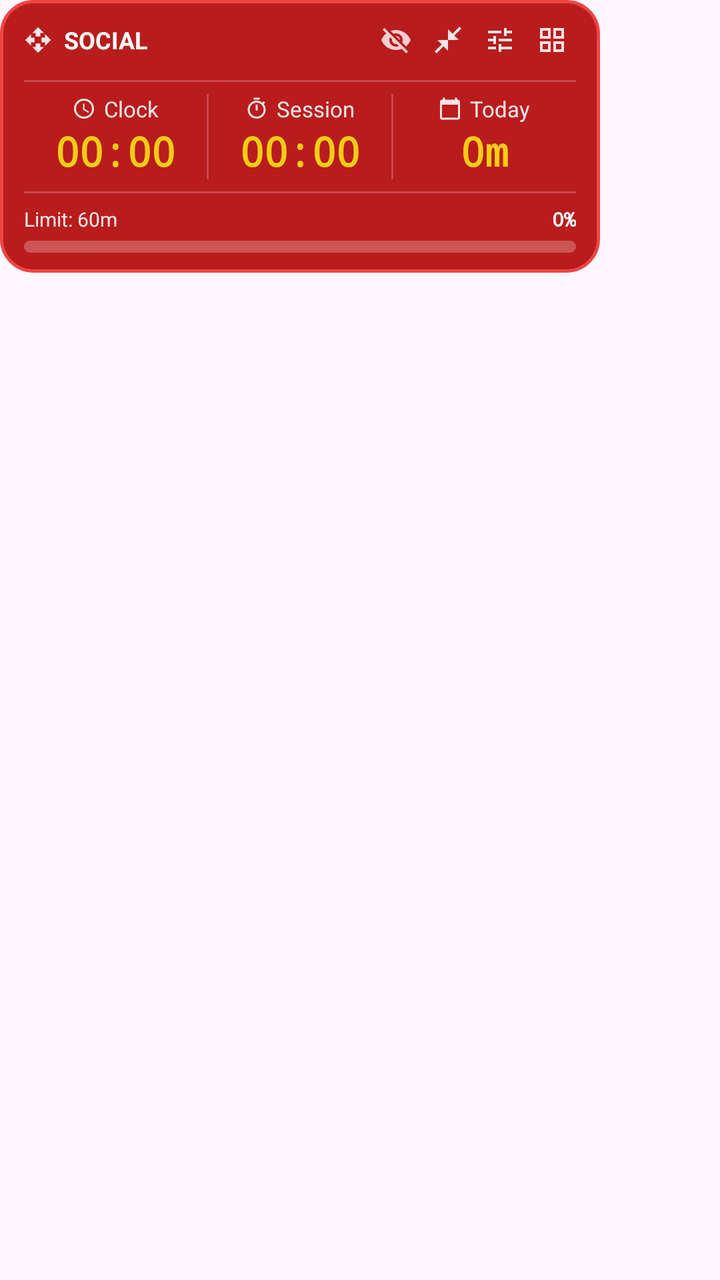
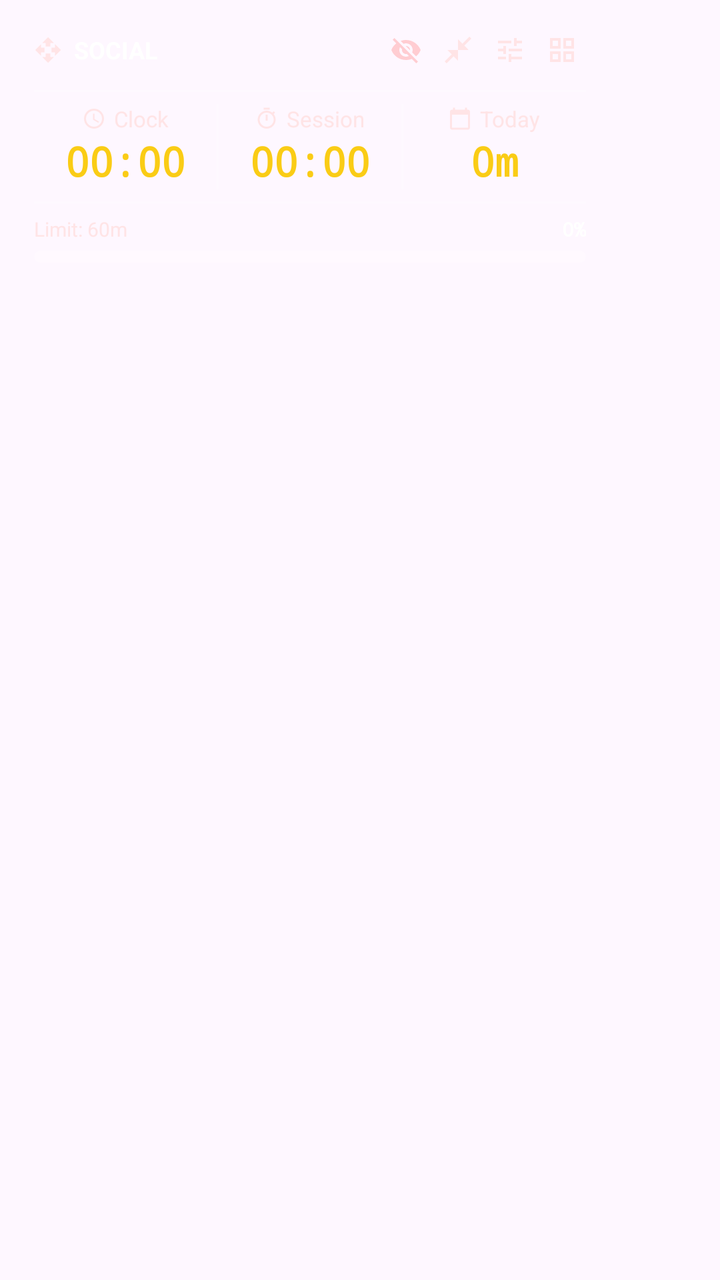

Before-and-after screenshots of an Android layout around one commit, followed by the original layout XML and the change that was made.
<!-- AndroidManifest.xml: application theme Theme.FocusRed -->
<!-- res/layout/layout_floating_timer.xml -->
<?xml version="1.0" encoding="utf-8"?>
<FrameLayout xmlns:android="http://schemas.android.com/apk/res/android"
    android:layout_width="wrap_content"
    android:layout_height="wrap_content">

    <LinearLayout
        android:id="@+id/card"
        android:layout_width="300dp"
        android:layout_height="wrap_content"
        android:orientation="vertical"
        android:background="@drawable/bg_floating_timer_red"
        android:paddingHorizontal="12dp"
        android:paddingVertical="8dp">

        
        <LinearLayout
            android:layout_width="match_parent"
            android:layout_height="wrap_content"
            android:orientation="horizontal"
            android:gravity="center_vertical">

            <ImageView
                android:layout_width="14dp"
                android:layout_height="14dp"
                android:src="@drawable/ic_drag"
                android:importantForAccessibility="no" />

            <TextView
                android:id="@+id/tv_app_name"
                android:layout_width="wrap_content"
                android:layout_height="wrap_content"
                android:layout_marginStart="6dp"
                android:maxLines="1"
                android:text="SOCIAL"
                android:textColor="#FFFFFFFF"
                android:textSize="12sp"
                android:textStyle="bold" />

            <TextView
                android:id="@+id/tv_over_limit"
                android:layout_width="wrap_content"
                android:layout_height="wrap_content"
                android:layout_marginStart="6dp"
                android:background="@drawable/bg_badge_over_limit"
                android:drawableStart="@drawable/ic_warning"
                android:drawablePadding="3dp"
                android:gravity="center_vertical"
                android:paddingHorizontal="5dp"
                android:paddingVertical="1dp"
                android:text="Over Limit"
                android:textColor="#FFFCD34D"
                android:textSize="9sp"
                android:textStyle="bold"
                android:visibility="gone" />

            <Space
                android:layout_width="0dp"
                android:layout_height="0dp"
                android:layout_weight="1" />

            <ImageView
                android:id="@+id/btn_snooze"
                style="@style/OverlayIconButton"
                android:src="@drawable/ic_eye_off"
                android:contentDescription="Hide 30s" />

            <ImageView
                android:id="@+id/btn_minimize"
                style="@style/OverlayIconButton"
                android:src="@drawable/ic_minimize"
                android:contentDescription="Minimize timer" />

            <ImageView
                android:id="@+id/btn_settings"
                style="@style/OverlayIconButton"
                android:src="@drawable/ic_tune"
                android:contentDescription="Floating timer controls" />

            <ImageView
                android:id="@+id/btn_dashboard"
                style="@style/OverlayIconButton"
                android:src="@drawable/ic_dashboard"
                android:contentDescription="Open dashboard" />
        </LinearLayout>

        <View
            style="@style/OverlayDivider"
            android:layout_marginTop="8dp" />

        
        <LinearLayout
            android:layout_width="match_parent"
            android:layout_height="wrap_content"
            android:layout_marginTop="6dp"
            android:orientation="horizontal">

            <LinearLayout
                android:layout_width="0dp"
                android:layout_height="wrap_content"
                android:layout_weight="1"
                android:orientation="vertical"
                android:gravity="center">
                <TextView
                    style="@style/OverlayLabel"
                    android:drawableStart="@drawable/ic_schedule"
                    android:drawablePadding="4dp"
                    android:gravity="center_vertical"
                    android:text="Clock" />
                <TextView
                    android:id="@+id/tv_clock_time"
                    style="@style/OverlayMetric"
                    android:text="00:00" />
            </LinearLayout>

            <View
                android:layout_width="1dp"
                android:layout_height="match_parent"
                android:background="#33FFFFFF" />

            <LinearLayout
                android:layout_width="0dp"
                android:layout_height="wrap_content"
                android:layout_weight="1"
                android:orientation="vertical"
                android:gravity="center">
                <TextView
                    style="@style/OverlayLabel"
                    android:drawableStart="@drawable/ic_stopwatch"
                    android:drawablePadding="4dp"
                    android:gravity="center_vertical"
                    android:text="Session" />
                <TextView
                    android:id="@+id/tv_session_time"
                    style="@style/OverlayMetric"
                    android:text="00:00" />
            </LinearLayout>

            <View
                android:layout_width="1dp"
                android:layout_height="match_parent"
                android:background="#33FFFFFF" />

            <LinearLayout
                android:layout_width="0dp"
                android:layout_height="wrap_content"
                android:layout_weight="1"
                android:orientation="vertical"
                android:gravity="center">
                <TextView
                    style="@style/OverlayLabel"
                    android:drawableStart="@drawable/ic_calendar"
                    android:drawablePadding="4dp"
                    android:gravity="center_vertical"
                    android:text="Today" />
                <TextView
                    android:id="@+id/tv_today_time"
                    style="@style/OverlayMetric"
                    android:text="0m" />
            </LinearLayout>
        </LinearLayout>

        
        <LinearLayout
            android:id="@+id/limit_section"
            android:layout_width="match_parent"
            android:layout_height="wrap_content"
            android:orientation="vertical">

            <View
                style="@style/OverlayDivider"
                android:layout_marginTop="6dp" />

            <LinearLayout
                android:layout_width="match_parent"
                android:layout_height="wrap_content"
                android:layout_marginTop="6dp"
                android:orientation="horizontal">
                <TextView
                    android:id="@+id/tv_limit"
                    style="@style/OverlayLabel"
                    android:layout_width="0dp"
                    android:layout_weight="1"
                    android:text="Limit: 60m"
                    android:textSize="10sp" />
                <TextView
                    android:id="@+id/tv_limit_percent"
                    style="@style/OverlayValue"
                    android:text="0%"
                    android:textSize="10sp" />
            </LinearLayout>

            <ProgressBar
                android:id="@+id/limit_progress"
                style="?android:attr/progressBarStyleHorizontal"
                android:layout_width="match_parent"
                android:layout_height="6dp"
                android:layout_marginTop="4dp"
                android:layout_marginBottom="2dp"
                android:minHeight="6dp"
                android:maxHeight="6dp"
                android:max="100"
                android:progressDrawable="@drawable/progress_limit_yellow" />
        </LinearLayout>

        
        <LinearLayout
            android:id="@+id/settings_panel"
            android:layout_width="match_parent"
            android:layout_height="wrap_content"
            android:orientation="vertical"
            android:visibility="gone">

            <View
                style="@style/OverlayDivider"
                android:layout_marginTop="8dp" />

            <LinearLayout
                android:layout_width="match_parent"
                android:layout_height="wrap_content"
                android:layout_marginTop="8dp"
                android:gravity="center_vertical"
                android:orientation="horizontal">
                <TextView
                    android:id="@+id/tv_opacity"
                    style="@style/OverlayLabel"
                    android:layout_width="0dp"
                    android:layout_weight="1"
                    android:text="Opacity: 75%" />
                <TextView android:id="@+id/chip_opacity_40" style="@style/OverlayChip" android:text="40%" />
                <TextView android:id="@+id/chip_opacity_60" style="@style/OverlayChip" android:text="60%" />
                <TextView android:id="@+id/chip_opacity_75" style="@style/OverlayChip" android:text="75%" />
                <TextView android:id="@+id/chip_opacity_95" style="@style/OverlayChip" android:text="95%" />
            </LinearLayout>

            <SeekBar
                android:id="@+id/seek_opacity"
                android:layout_width="match_parent"
                android:layout_height="wrap_content"
                android:layout_marginTop="4dp"
                android:max="80"
                android:progressBackgroundTint="#66FFFFFF"
                android:progressTint="#FFFFFFFF"
                android:thumbTint="#FFFFFFFF" />

            <LinearLayout
                android:layout_width="match_parent"
                android:layout_height="wrap_content"
                android:layout_marginTop="4dp"
                android:gravity="center_vertical"
                android:orientation="horizontal">
                <TextView
                    style="@style/OverlayLabel"
                    android:layout_width="0dp"
                    android:layout_weight="1"
                    android:text="Pulse:" />
                <TextView android:id="@+id/chip_pulse_on" style="@style/OverlayChip" android:text="On" />
                <TextView android:id="@+id/chip_pulse_off" style="@style/OverlayChip" android:text="Off" />
            </LinearLayout>

            <LinearLayout
                android:layout_width="match_parent"
                android:layout_height="wrap_content"
                android:layout_marginTop="4dp"
                android:gravity="center_vertical"
                android:orientation="horizontal">
                <TextView
                    style="@style/OverlayLabel"
                    android:layout_width="0dp"
                    android:layout_weight="1"
                    android:text="Daily limit:" />
                <LinearLayout
                    android:layout_width="wrap_content"
                    android:layout_height="wrap_content"
                    android:background="@drawable/bg_overlay_stepper"
                    android:gravity="center_vertical"
                    android:orientation="horizontal">
                    <TextView
                        android:id="@+id/btn_limit_minus"
                        android:layout_width="32dp"
                        android:layout_height="28dp"
                        android:background="@drawable/bg_overlay_icon_button"
                        android:contentDescription="Decrease daily limit"
                        android:gravity="center"
                        android:text="−"
                        android:textColor="#FFFFE4E6"
                        android:textSize="16sp" />
                    <TextView
                        android:id="@+id/tv_limit_value"
                        style="@style/OverlayValue"
                        android:gravity="center"
                        android:minWidth="52dp"
                        android:text="60m"
                        android:textSize="12sp" />
                    <TextView
                        android:id="@+id/btn_limit_plus"
                        android:layout_width="32dp"
                        android:layout_height="28dp"
                        android:background="@drawable/bg_overlay_icon_button"
                        android:contentDescription="Increase daily limit"
                        android:gravity="center"
                        android:text="+"
                        android:textColor="#FFFFE4E6"
                        android:textSize="16sp" />
                </LinearLayout>
            </LinearLayout>

            <LinearLayout
                android:layout_width="match_parent"
                android:layout_height="wrap_content"
                android:layout_marginTop="8dp"
                android:gravity="center_vertical"
                android:orientation="horizontal">
                <TextView
                    style="@style/OverlayLabel"
                    android:layout_width="0dp"
                    android:layout_weight="1"
                    android:text="Hide briefly:" />
                <TextView android:id="@+id/chip_hide_15" style="@style/OverlayChip" android:text="15s" />
                <TextView android:id="@+id/chip_hide_30" style="@style/OverlayChip" android:text="30s" />
                <TextView android:id="@+id/chip_hide_60" style="@style/OverlayChip" android:text="60s" />
            </LinearLayout>

            <TextView
                android:id="@+id/btn_open_dashboard"
                android:layout_width="match_parent"
                android:layout_height="wrap_content"
                android:layout_marginTop="10dp"
                android:layout_marginBottom="2dp"
                android:background="@drawable/bg_overlay_button"
                android:gravity="center"
                android:paddingVertical="8dp"
                android:text="Open In-App Dashboard"
                android:textColor="#FFFFFFFF"
                android:textSize="12sp"
                android:textStyle="bold" />
        </LinearLayout>
    </LinearLayout>

    
    <LinearLayout
        android:id="@+id/pill"
        android:layout_width="wrap_content"
        android:layout_height="wrap_content"
        android:background="@drawable/bg_floating_pill"
        android:orientation="vertical"
        android:paddingHorizontal="12dp"
        android:paddingVertical="6dp"
        android:visibility="gone">

        <LinearLayout
            android:layout_width="wrap_content"
            android:layout_height="wrap_content"
            android:gravity="center_vertical"
            android:orientation="horizontal">

            <TextView
                android:id="@+id/tv_pill_clock"
                style="@style/OverlayPillValue"
                android:drawableStart="@drawable/ic_schedule"
                android:text="00:00" />

            <View style="@style/OverlayPillDivider" />

            <TextView
                android:id="@+id/tv_pill_time"
                style="@style/OverlayPillValue"
                android:drawableStart="@drawable/ic_stopwatch"
                android:text="00:00" />

            <View style="@style/OverlayPillDivider" />

            <TextView
                android:id="@+id/tv_pill_today"
                style="@style/OverlayPillValue"
                android:drawableStart="@drawable/ic_calendar"
                android:text="0m" />

            <ImageView
                android:id="@+id/btn_expand"
                style="@style/OverlayIconButton"
                android:layout_marginStart="4dp"
                android:src="@drawable/ic_expand"
                android:contentDescription="Expand timer" />
        </LinearLayout>

        <ProgressBar
            android:id="@+id/pill_limit_progress"
            style="?android:attr/progressBarStyleHorizontal"
            android:layout_width="match_parent"
            android:layout_height="3dp"
            android:layout_marginTop="3dp"
            android:layout_marginBottom="1dp"
            android:minHeight="3dp"
            android:maxHeight="3dp"
            android:max="100"
            android:progressDrawable="@drawable/progress_limit_yellow" />
    </LinearLayout>
</FrameLayout>
<!-- resources referenced by this layout -->
<resources>
  <!-- drawable bg_badge_over_limit (drawable) -->
  <?xml version="1.0" encoding="utf-8"?>
  <shape xmlns:android="http://schemas.android.com/apk/res/android"
      android:shape="rectangle">
      <solid android:color="#99451A03" />
      <corners android:radius="6dp" />
      <stroke
          android:width="1dp"
          android:color="#99F59E0B" />
  </shape>
  <!-- drawable bg_floating_pill (drawable) -->
  <?xml version="1.0" encoding="utf-8"?>
  <shape xmlns:android="http://schemas.android.com/apk/res/android"
      android:shape="rectangle">
      <solid android:color="#FFB91C1C" />
      <corners android:radius="20dp" />
      <stroke
          android:width="1.5dp"
          android:color="#FFEF4444" />
  </shape>
  <!-- drawable bg_floating_timer_red (drawable) -->
  <?xml version="1.0" encoding="utf-8"?>
  <shape xmlns:android="http://schemas.android.com/apk/res/android"
      android:shape="rectangle">
      <solid android:color="#FFB91C1C" />
      <corners android:radius="16dp" />
      <stroke
          android:width="1.5dp"
          android:color="#FFEF4444" />
  </shape>
  <!-- drawable bg_overlay_stepper (drawable) -->
  <?xml version="1.0" encoding="utf-8"?>
  <shape xmlns:android="http://schemas.android.com/apk/res/android"
      android:shape="rectangle">
      <solid android:color="#26000000" />
      <corners android:radius="8dp" />
      <stroke
          android:width="1dp"
          android:color="#33FFFFFF" />
  </shape>
  <!-- drawable ic_warning (drawable) -->
  <?xml version="1.0" encoding="utf-8"?>
  <vector xmlns:android="http://schemas.android.com/apk/res/android"
      android:width="10dp" android:height="10dp"
      android:viewportWidth="24" android:viewportHeight="24">
      <path android:fillColor="#FFFCD34D"
          android:pathData="M1,21h22L12,2 1,21zM13,18h-2v-2h2v2zM13,14h-2v-4h2v4z" />
  </vector>
  <style name="OverlayDivider">
          <item name="android:layout_width">match_parent</item>
          <item name="android:layout_height">1dp</item>
          <item name="android:background">#33FFFFFF</item>
      </style>
  <style name="OverlayIconButton">
          <item name="android:layout_width">24dp</item>
          <item name="android:layout_height">24dp</item>
          <item name="android:layout_marginStart">2dp</item>
          <item name="android:padding">4dp</item>
          <item name="android:background">@drawable/bg_overlay_icon_button</item>
      </style>
  <style name="OverlayLabel">
          <item name="android:layout_width">wrap_content</item>
          <item name="android:layout_height">wrap_content</item>
          <item name="android:textColor">#FFFFE4E6</item>
          <item name="android:textSize">11sp</item>
      </style>
  <style name="OverlayPillDivider">
          <item name="android:layout_width">1dp</item>
          <item name="android:layout_height">12dp</item>
          <item name="android:layout_marginHorizontal">7dp</item>
          <item name="android:background">#66FFFFFF</item>
      </style>
  <style name="OverlayPillValue" parent="OverlayValue">
          <item name="android:drawablePadding">3dp</item>
          <item name="android:gravity">center_vertical</item>
          <item name="android:maxLines">1</item>
          <item name="android:textColor">@color/overlay_yellow</item>
          <item name="android:textSize">13sp</item>
      </style>
  <style name="OverlayValue">
          <item name="android:layout_width">wrap_content</item>
          <item name="android:layout_height">wrap_content</item>
          <item name="android:textColor">#FFFFFFFF</item>
          <item name="android:fontFamily">monospace</item>
          <item name="android:textStyle">bold</item>
      </style>
  <style name="Theme.FocusRed" parent="Theme.Material3.DayNight">
          <item name="colorPrimary">#B91C1C</item>
          <item name="colorOnPrimary">#FFFFFF</item>
      </style>
  <color name="overlay_yellow">#FFFACC15</color>
  <!-- unchanged entries left out for length: 15 -->
</resources>

<!-- the commit's change to res/layout/layout_floating_timer.xml (unified diff, before → after) -->
@@ -5,12 +5,13 @@
 
     <LinearLayout
         android:id="@+id/card"
-        android:layout_width="300dp"
+        android:layout_width="320dp"
         android:layout_height="wrap_content"
         android:orientation="vertical"
-        android:background="@drawable/bg_floating_timer_red"
-        android:paddingHorizontal="12dp"
-        android:paddingVertical="8dp">
+        android:paddingStart="17dp"
+        android:paddingEnd="27dp"
+        android:paddingTop="13dp"
+        android:paddingBottom="23dp">
 
         
         <LinearLayout
@@ -341,10 +342,11 @@
         android:id="@+id/pill"
         android:layout_width="wrap_content"
         android:layout_height="wrap_content"
-        android:background="@drawable/bg_floating_pill"
         android:orientation="vertical"
-        android:paddingHorizontal="12dp"
-        android:paddingVertical="6dp"
+        android:paddingStart="17dp"
+        android:paddingEnd="27dp"
+        android:paddingTop="11dp"
+        android:paddingBottom="21dp"
         android:visibility="gone">
 
         <LinearLayout
<!-- resource entries referenced after the edit -->
@@ -9,26 +9,6 @@
       <stroke
           android:width="1dp"
           android:color="#99F59E0B" />
-  </shape>
-  <!-- drawable bg_floating_pill (drawable) -->
-  <?xml version="1.0" encoding="utf-8"?>
-  <shape xmlns:android="http://schemas.android.com/apk/res/android"
-      android:shape="rectangle">
-      <solid android:color="#FFB91C1C" />
-      <corners android:radius="20dp" />
-      <stroke
-          android:width="1.5dp"
-          android:color="#FFEF4444" />
-  </shape>
-  <!-- drawable bg_floating_timer_red (drawable) -->
-  <?xml version="1.0" encoding="utf-8"?>
-  <shape xmlns:android="http://schemas.android.com/apk/res/android"
-      android:shape="rectangle">
-      <solid android:color="#FFB91C1C" />
-      <corners android:radius="16dp" />
-      <stroke
-          android:width="1.5dp"
-          android:color="#FFEF4444" />
   </shape>
   <!-- drawable bg_overlay_stepper (drawable) -->
   <?xml version="1.0" encoding="utf-8"?>
